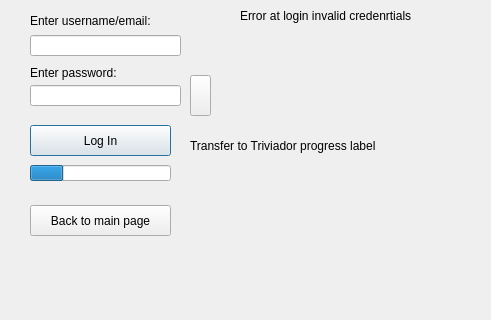
Old version of the form Triviador/Triviador/Login.ui in the repository AndreiAndreea/TriviadorMCpp; both pictures show x 0 to 491 and y 115 to 435 of the 796 by 435 pixel window.
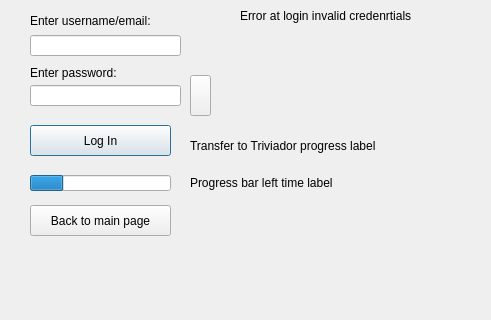
New version of the form.

Commit message: Corrected the error message and wait time required when a user tries 3 times to connect to the sever when the user's connection status is already set to online (added another counter for this specific error and pause timer is changed to 5 minutes). Added a time label next to the progress bar that shows in real time the amount of wait time left for both data inserted wrong and user already connected pauses.

What changed in the file:
```diff
--- a/Triviador/Triviador/Login.ui
+++ b/Triviador/Triviador/Login.ui
@@ -137,7 +137,7 @@
    <property name="geometry">
     <rect>
      <x>30</x>
-     <y>280</y>
+     <y>290</y>
      <width>141</width>
      <height>16</height>
     </rect>
@@ -168,6 +168,19 @@
     <bool>true</bool>
    </property>
   </widget>
+  <widget class="QLabel" name="progressBarLeftTimeLabel">
+   <property name="geometry">
+    <rect>
+     <x>190</x>
+     <y>290</y>
+     <width>171</width>
+     <height>16</height>
+    </rect>
+   </property>
+   <property name="text">
+    <string>Progress bar left time label</string>
+   </property>
+  </widget>
  </widget>
  <resources/>
  <connections/>
```
The commit also changes 2 other files.
